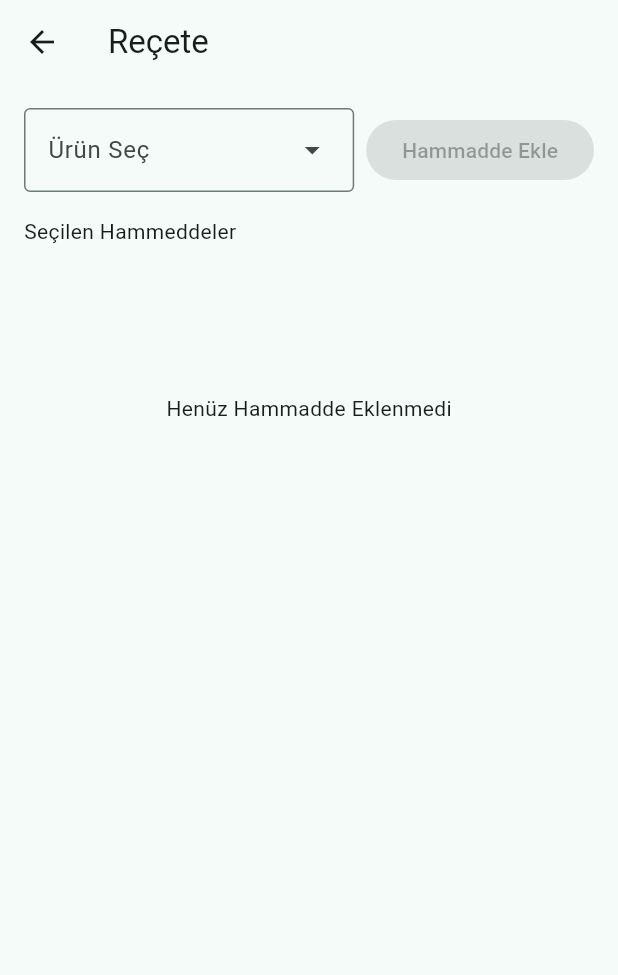
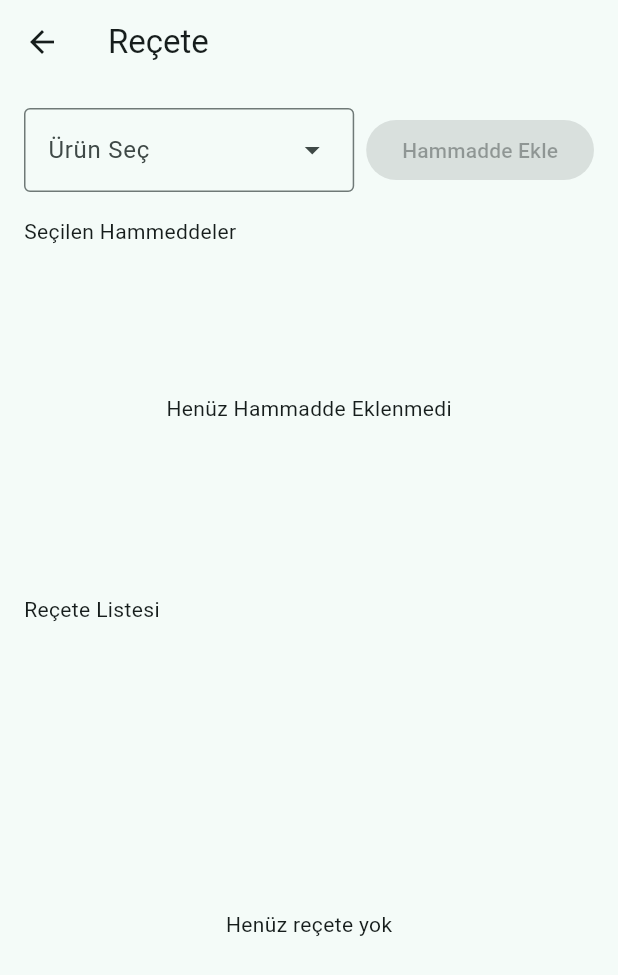
Before and after one commit to YFSCIbrahimYildiz/cost_calculator, a Flutter app: the screen it shows after launch, after a tap on "Reçete", on a phone screen of 412 x 824 dp. Shown: the top 975 px of the screen. Run offline on Flutter 3.47's test engine with Material 3 defaults, Android fonts, the phone set to English and light mode, and no system bars; our stand-ins replace sqflite; accounts and stored records are empty.

Commit message:
Recipe ekrani: recete listesi (tum urunler, JOIN + Dart gruplama)

```diff
--- a/lib/database/database_helper.dart
+++ b/lib/database/database_helper.dart
@@ -136,4 +136,12 @@ id INTEGER PRIMARY KEY AUTOINCREMENT, name TEXT NOT NULL, profit_margin REAL NOT
     );
     return List.generate(maps.length, (i) => RecipeDetails.fromMap(maps[i]));
   }
+
+  Future<List<Map<String, dynamic>>> getAllRecipesWithDetails() async {
+    final db = await database;
+    final maps = await db.rawQuery(
+      '''SELECT products.id AS productId, products.name AS productName, recipes.id, recipes.material_id, recipes.quantity, recipes.loss_rate, materials.name AS materialName FROM recipes INNER JOIN materials ON recipes.material_id= materials.id INNER JOIN products ON recipes.product_id=products.id''',
+    );
+    return maps;
+  }
 }
--- /dev/null
+++ b/lib/models/product_with_recipes.dart
@@ -0,0 +1,13 @@
+import 'package:maliyet_app/models/recipe_details.dart';
+
+class ProductWithRecipes {
+  final int productId;
+  final String productName;
+  final List<RecipeDetails> recipes;
+
+  ProductWithRecipes({
+    required this.productId,
+    required this.productName,
+    required this.recipes,
+  });
+}
--- a/lib/screens/recipe_screen.dart
+++ b/lib/screens/recipe_screen.dart
@@ -2,6 +2,7 @@ import 'package:flutter/material.dart';
 import 'package:flutter/services.dart';
 import 'package:maliyet_app/database/database_helper.dart';
 import 'package:maliyet_app/models/product.dart';
+import 'package:maliyet_app/models/product_with_recipes.dart';
 import 'package:maliyet_app/models/raw_material.dart';
 import 'package:maliyet_app/models/recipe.dart';
 import 'package:maliyet_app/models/recipe_details.dart';
@@ -19,6 +20,7 @@ class _RecipeScreenState extends State<RecipeScreen> {
   Product? selectedProduct;
   List<RawMaterial> materials = [];
   List<RecipeDetails> selectedRecipes = [];
+  List<ProductWithRecipes> allRecipes = [];
   @override
   void initState() {
     super.initState();
@@ -28,9 +30,11 @@ class _RecipeScreenState extends State<RecipeScreen> {
   Future<void> _loadData() async {
     final productData = await dbHelper.getAllProducts();
     final materialData = await dbHelper.getAllMaterials();
+    final recipeRawData = await dbHelper.getAllRecipesWithDetails();
     setState(() {
       products = productData;
       materials = materialData;
+      allRecipes = _groupRecipes(recipeRawData);
     });
   }
 
@@ -93,6 +97,25 @@ class _RecipeScreenState extends State<RecipeScreen> {
                           trailing: IconButton(
                             onPressed: () => _deleteRecipe(recipe.id),
                             icon: Icon(Icons.delete),
+                          ),
+                        );
+                      },
+                    ),
+            ),
+            SizedBox(height: 24),
+            const Text("Reçete Listesi"),
+            const SizedBox(height: 8),
+            Expanded(
+              child: allRecipes.isEmpty
+                  ? const Center(child: Text("Henüz reçete yok"))
+                  : ListView.builder(
+                      itemCount: allRecipes.length,
+                      itemBuilder: (BuildContext context, int index) {
+                        final item = allRecipes[index];
+                        return Card(
+                          child: ListTile(
+                            title: Text(item.productName),
+                            subtitle: Text("${item.recipes.length} hammadde"),
                           ),
                         );
                       },
@@ -252,4 +275,23 @@ class _RecipeScreenState extends State<RecipeScreen> {
       await _loadRecipes();
     }
   }
+
+  List<ProductWithRecipes> _groupRecipes(List<Map<String, dynamic>> rawData) {
+    final Map<int, ProductWithRecipes> grouped = {};
+    for (final row in rawData) {
+      final productId = row['productId'] as int;
+      final recipeDetail = RecipeDetails.fromMap(row);
+
+      if (grouped.containsKey(productId)) {
+        grouped[productId]!.recipes.add(recipeDetail);
+      } else {
+        grouped[productId] = ProductWithRecipes(
+          productId: productId,
+          productName: row['productName'],
+          recipes: [recipeDetail],
+        );
+      }
+    }
+    return grouped.values.toList();
+  }
 }
```
